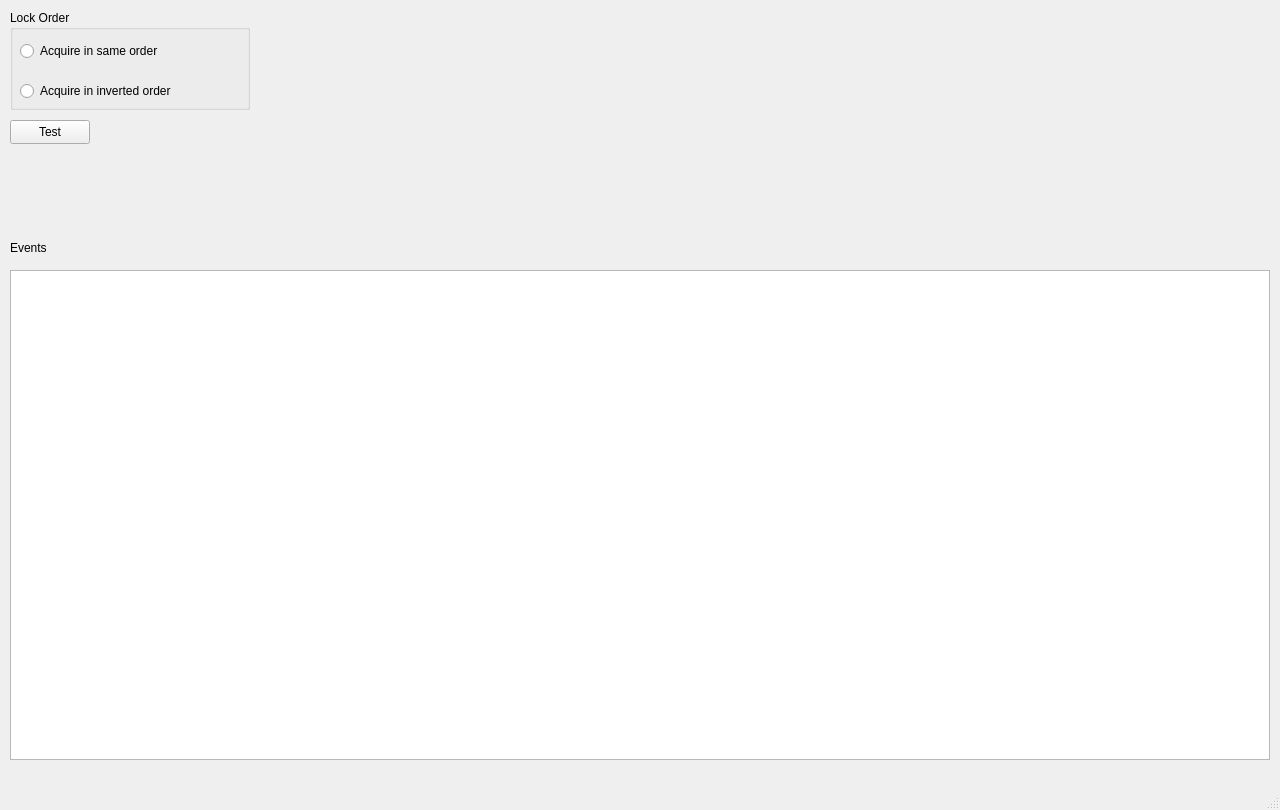
Above: mainwindow.ui from TallDave67/thread-tester-ui before the change. Below: the same form after it.
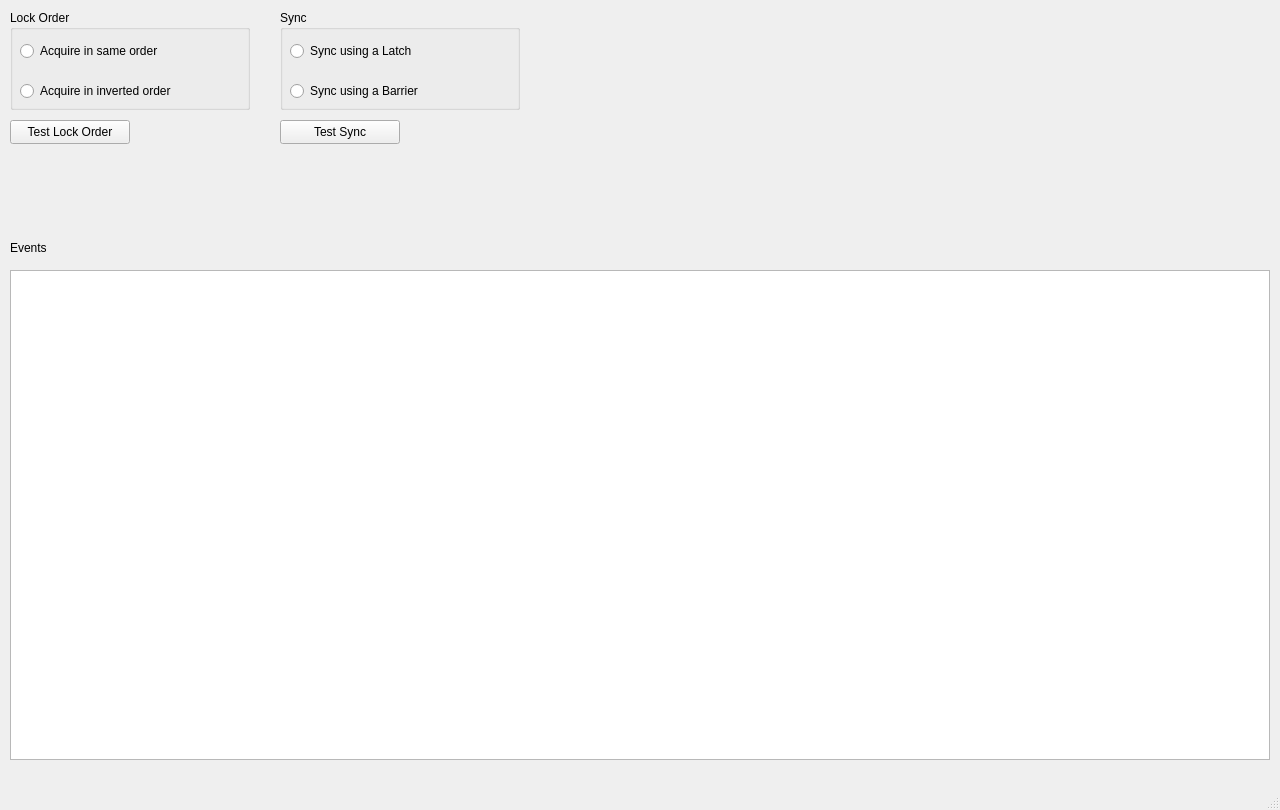
That is the form after the change.

Commit message: added tests for synchronisation via latch or barrier

```diff
--- a/mainwindow.ui
+++ b/mainwindow.ui
@@ -64,12 +64,12 @@
      <rect>
       <x>10</x>
       <y>120</y>
-      <width>80</width>
+      <width>120</width>
       <height>24</height>
      </rect>
     </property>
     <property name="text">
-     <string>Test</string>
+     <string>Test Lock Order</string>
     </property>
    </widget>
    <widget class="QTextBrowser" name="textBrowser_events">
@@ -95,6 +95,64 @@
      <string>Events</string>
     </property>
    </widget>
+   <widget class="QGroupBox" name="sync_groupBox">
+    <property name="geometry">
+     <rect>
+      <x>280</x>
+      <y>10</y>
+      <width>240</width>
+      <height>100</height>
+     </rect>
+    </property>
+    <property name="title">
+     <string>Sync</string>
+    </property>
+    <widget class="QRadioButton" name="radioButton_syncLatch">
+     <property name="geometry">
+      <rect>
+       <x>10</x>
+       <y>30</y>
+       <width>180</width>
+       <height>22</height>
+      </rect>
+     </property>
+     <property name="text">
+      <string>Sync using a Latch</string>
+     </property>
+     <attribute name="buttonGroup">
+      <string notr="true">sync_buttonGroup</string>
+     </attribute>
+    </widget>
+    <widget class="QRadioButton" name="radioButton_syncBarrier">
+     <property name="geometry">
+      <rect>
+       <x>10</x>
+       <y>70</y>
+       <width>180</width>
+       <height>22</height>
+      </rect>
+     </property>
+     <property name="text">
+      <string>Sync using a Barrier</string>
+     </property>
+     <attribute name="buttonGroup">
+      <string notr="true">sync_buttonGroup</string>
+     </attribute>
+    </widget>
+   </widget>
+   <widget class="QPushButton" name="sync_pushButton">
+    <property name="geometry">
+     <rect>
+      <x>280</x>
+      <y>120</y>
+      <width>120</width>
+      <height>24</height>
+     </rect>
+    </property>
+    <property name="text">
+     <string>Test Sync</string>
+    </property>
+   </widget>
   </widget>
   <widget class="QMenuBar" name="menubar">
    <property name="geometry">
```
Left out of the diff: 15 changed lines with no effect on the pictures. The commit also changes 3 other files.
